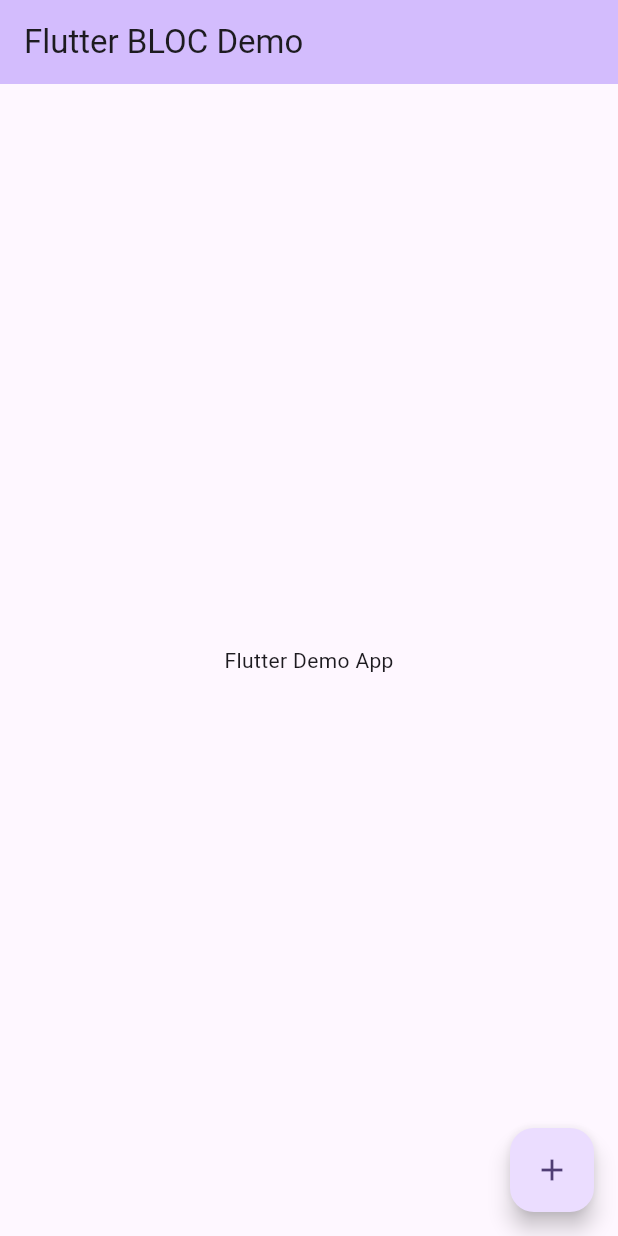
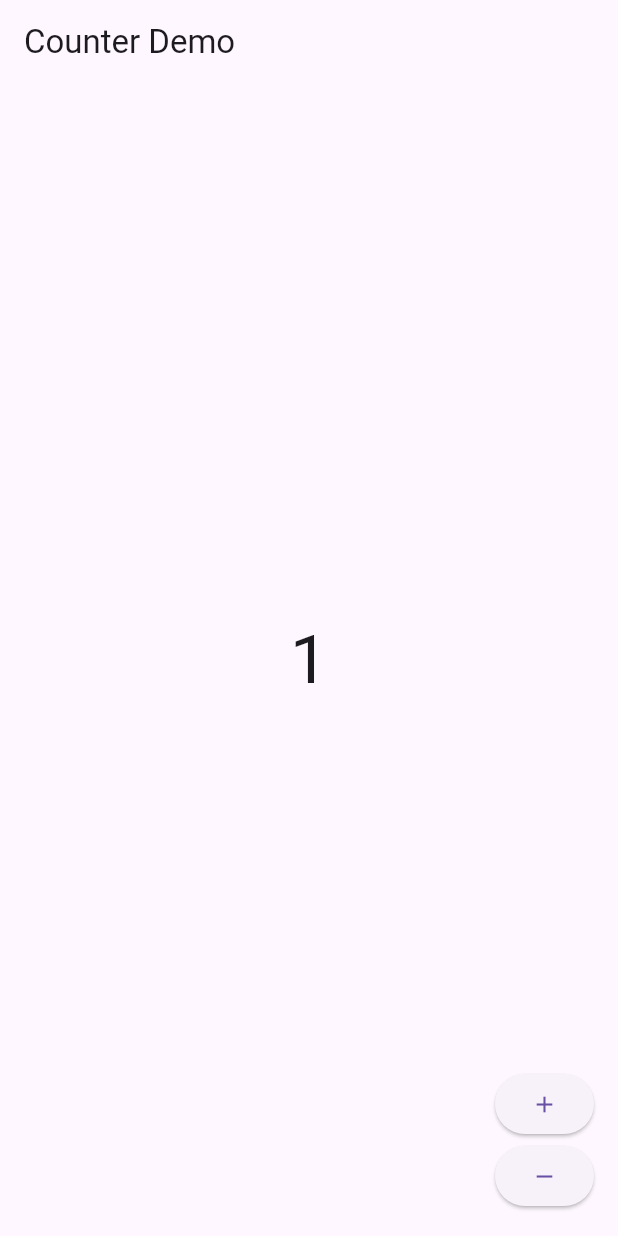
Before and after one commit to hhao99/flutter-todo, a Flutter app: the screen it shows after launch, after a tap on the "add" icon, on a phone screen of 412 x 824 dp. Run offline on Flutter 3.47's test engine with Material 3 defaults, Android fonts, the phone set to English and light mode, and no system bars; our stand-ins replace bloc, flutter_bloc.

Commit message:
counter example complete

```diff
--- /dev/null
+++ b/todo/lib/app.dart
@@ -0,0 +1,6 @@
+import 'package:flutter/material.dart';
+import 'package:todo_app/counter/counter.dart';
+
+class CounterApp extends MaterialApp {
+  const CounterApp({super.key}) : super(home: const CounterPage());
+}
--- /dev/null
+++ b/todo/lib/counter/counter.dart
@@ -0,0 +1,2 @@
+export 'cubit/counter_cubit.dart';
+export 'view/view.dart';
--- /dev/null
+++ b/todo/lib/counter/cubit/counter_cubit.dart
@@ -0,0 +1,8 @@
+import 'package:bloc/bloc.dart';
+
+class CounterCubit extends Cubit<int> {
+  CounterCubit() : super(0);
+
+  void increment() => emit(state + 1);
+  void decrement() => emit(state - 1);
+}
--- /dev/null
+++ b/todo/lib/counter/view/counter_page.dart
@@ -0,0 +1,15 @@
+import 'package:flutter/material.dart';
+import 'package:flutter_bloc/flutter_bloc.dart';
+import 'package:todo_app/counter/counter.dart';
+
+class CounterPage extends StatelessWidget {
+  const CounterPage({super.key});
+
+  @override
+  Widget build(BuildContext context) {
+    return BlocProvider(
+      create: (_) => CounterCubit(),
+      child: const CounterView(),
+    );
+  }
+}
--- /dev/null
+++ b/todo/lib/counter/view/counter_view.dart
@@ -0,0 +1,38 @@
+import 'package:flutter/material.dart';
+import 'package:flutter_bloc/flutter_bloc.dart';
+import 'package:todo_app/counter/counter.dart';
+
+class CounterView extends StatelessWidget {
+  const CounterView({super.key});
+
+  @override
+  Widget build(BuildContext context) {
+    final textTheme = Theme.of(context).textTheme;
+
+    return Scaffold(
+        appBar: AppBar(title: Text("Counter Demo")),
+        body: Center(
+          child: BlocBuilder<CounterCubit, int>(
+              builder: (context, state) =>
+                  Text('$state', style: textTheme.displayMedium)),
+        ),
+        floatingActionButton: Column(
+          mainAxisAlignment: MainAxisAlignment.end,
+          crossAxisAlignment: CrossAxisAlignment.end,
+          children: <Widget>[
+            ElevatedButton(
+                onPressed: () {
+                  print("incre");
+                  context.read<CounterCubit>().increment();
+                },
+                child: Icon(Icons.add)),
+            ElevatedButton(
+                onPressed: () {
+                  print('decre');
+                  context.read<CounterCubit>().decrement();
+                },
+                child: Icon(Icons.remove))
+          ],
+        ));
+  }
+}
--- /dev/null
+++ b/todo/lib/counter/view/view.dart
@@ -0,0 +1,2 @@
+export 'counter_page.dart';
+export 'counter_view.dart';
--- /dev/null
+++ b/todo/lib/counter_observer.dart
@@ -0,0 +1,13 @@
+import 'package:bloc/bloc.dart';
+
+//{BlocObserver} for the counter application to monitor all state changes.
+
+class CounterObserver extends BlocObserver {
+  const CounterObserver();
+
+  @override
+  void onChange(BlocBase bloc, Change change) {
+    super.onChange(bloc, change);
+    print("${bloc.runtimeType} $change");
+  }
+}
--- a/todo/lib/main.dart
+++ b/todo/lib/main.dart
@@ -1,51 +1,9 @@
-import 'package:flutter/material.dart';
+import 'package:bloc/bloc.dart';
+import 'package:flutter/widgets.dart';
+import 'package:todo_app/app.dart';
+import 'package:todo_app/counter_observer.dart';
 
 void main() {
-  runApp(const MyApp());
+  Bloc.observer = const CounterObserver();
+  runApp(const CounterApp());
 }
-
-class MyApp extends StatelessWidget {
-  const MyApp({super.key});
-
-  // This widget is the root of your application.
-  @override
-  Widget build(BuildContext context) {
-    return MaterialApp(
-      title: 'Flutter Demo',
-      theme: ThemeData(
-        colorScheme: ColorScheme.fromSeed(seedColor: Colors.deepPurple),
-        useMaterial3: true,
-      ),
-      home: const TodoHome(title: 'Flutter BLOC Demo'),
-    );
-  }
-}
-
-class TodoHome extends StatelessWidget {
-  const TodoHome({super.key, required this.title});
-
-  final String title;
-  Widget build(BuildContext context) {
-    return Scaffold(
-      appBar: AppBar(
-        backgroundColor: Theme.of(context).colorScheme.inversePrimary,
-        title: Text(title),
-      ),
-      body: Center(
-        child: Column(
-          mainAxisAlignment: MainAxisAlignment.center,
-          children: <Widget>[
-            const Text(
-              'Flutter Demo App',
-            ),
-          ],
-        ),
-      ),
-      floatingActionButton: FloatingActionButton(
-        onPressed: () => {},
-        tooltip: 'add',
-        child: const Icon(Icons.add),
-      ), // This trailing comma makes auto-formatting nicer for build methods.
-    );
-  }
-}
--- a/todo/pubspec.yaml
+++ b/todo/pubspec.yaml
@@ -1,4 +1,4 @@
-name: todo
+name: todo_app
 description: "A new Flutter project."
 # The following line prevents the package from being accidentally published to
 # pub.dev using `flutter pub publish`. This is preferred for private packages.
@@ -35,6 +35,8 @@ dependencies:
   # The following adds the Cupertino Icons font to your application.
   # Use with the CupertinoIcons class for iOS style icons.
   cupertino_icons: ^1.0.6
+  bloc: ^8.1.4
+  flutter_bloc: ^8.1.5
 
 dev_dependencies:
   flutter_test:
```
Also changed, not shown: todo/pubspec.lock.
